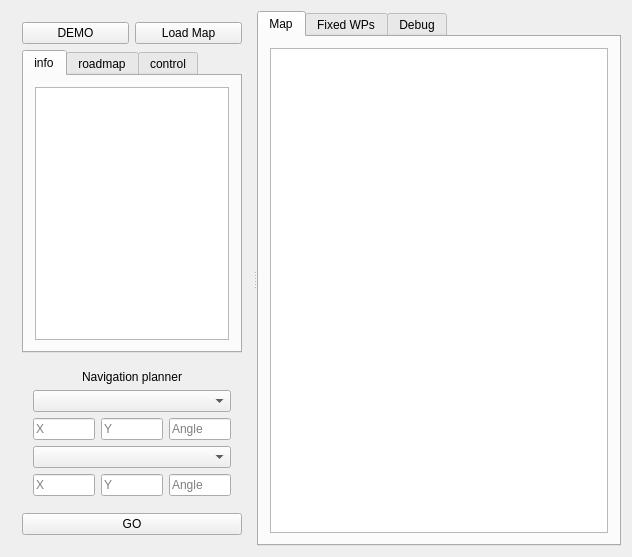
First picture: the form in skynav_gui/src/globalnav_gui.ui, repository SaxionLED/skynav, before the edit.
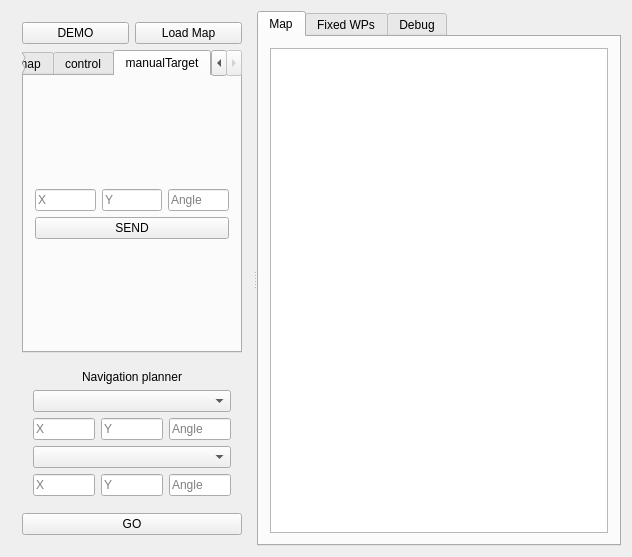
Second picture: the form after the edit. The open tabs and pages were chosen to show the change.

Commit message: added manual target waypoint to gui and changed testmap in 4x4 empty map

```diff
--- a/skynav_gui/src/globalnav_gui.ui
+++ b/skynav_gui/src/globalnav_gui.ui
@@ -531,6 +531,104 @@
            </item>
           </layout>
          </widget>
+         <widget class="QWidget" name="manualTarget_tab">
+          <attribute name="title">
+           <string>manualTarget</string>
+          </attribute>
+          <layout class="QGridLayout" name="gridLayout_3">
+           <item row="0" column="0">
+            <spacer name="verticalSpacer">
+             <property name="orientation">
+              <enum>Qt::Vertical</enum>
+             </property>
+             <property name="sizeHint" stdset="0">
+              <size>
+               <width>20</width>
+               <height>40</height>
+              </size>
+             </property>
+            </spacer>
+           </item>
+           <item row="3" column="0">
+            <widget class="QPushButton" name="manualTargetButton">
+             <property name="text">
+              <string>SEND</string>
+             </property>
+            </widget>
+           </item>
+           <item row="1" column="0">
+            <layout class="QHBoxLayout" name="horizontalLayout_5">
+             <item>
+              <widget class="QLineEdit" name="manualTarget_x_input">
+               <property name="toolTip">
+                <string/>
+               </property>
+               <property name="statusTip">
+                <string>x coordinate of start position</string>
+               </property>
+               <property name="inputMethodHints">
+                <set>Qt::ImhDigitsOnly</set>
+               </property>
+               <property name="text">
+                <string/>
+               </property>
+               <property name="placeholderText">
+                <string>X</string>
+               </property>
+              </widget>
+             </item>
+             <item>
+              <widget class="QLineEdit" name="manualTarget_y_input">
+               <property name="toolTip">
+                <string/>
+               </property>
+               <property name="statusTip">
+                <string>y coordinate of start position</string>
+               </property>
+               <property name="text">
+                <string/>
+               </property>
+               <property name="placeholderText">
+                <string>Y</string>
+               </property>
+              </widget>
+             </item>
+             <item>
+              <widget class="QLineEdit" name="manualTarget_th_input">
+               <property name="enabled">
+                <bool>true</bool>
+               </property>
+               <property name="toolTip">
+                <string/>
+               </property>
+               <property name="statusTip">
+                <string>angle of the start position with respect to the absolute environment map, in degrees</string>
+               </property>
+               <property name="text">
+                <string/>
+               </property>
+               <property name="placeholderText">
+                <string>Angle</string>
+               </property>
+              </widget>
+             </item>
+            </layout>
+           </item>
+           <item row="4" column="0">
+            <spacer name="verticalSpacer_2">
+             <property name="orientation">
+              <enum>Qt::Vertical</enum>
+             </property>
+             <property name="sizeHint" stdset="0">
+              <size>
+               <width>20</width>
+               <height>40</height>
+              </size>
+             </property>
+            </spacer>
+           </item>
+          </layout>
+         </widget>
         </widget>
        </item>
       </layout>
```
The commit also changes 2 other files.
